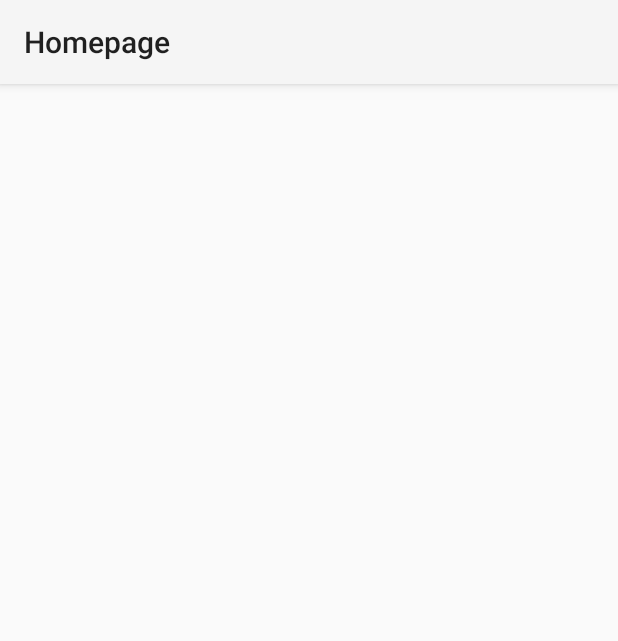
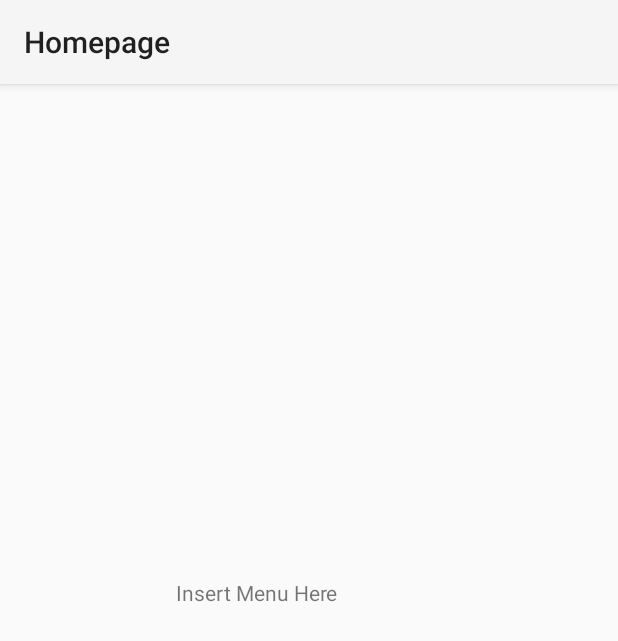
Before and after one commit to rachelr12343/Start-up, an Android app: the menu screen opened directly, with no data from a screen before it, on a phone screen of 412 x 824 dp. Shown: the top 641 px of the screen. Run offline under Robolectric (Android 15) with nearby library versions, the phone set to English and light mode, and no system bars.

Commit message:
Menu Button Added

```diff
--- a/app/src/main/res/layout/activity_menu.xml
+++ b/app/src/main/res/layout/activity_menu.xml
@@ -6,4 +6,13 @@
     android:layout_height="match_parent"
     tools:context=".menu">
 
+    <TextView
+        android:id="@+id/textView6"
+        android:layout_width="178dp"
+        android:layout_height="109dp"
+        android:text="Insert Menu Here"
+        app:layout_constraintBottom_toBottomOf="parent"
+        app:layout_constraintEnd_toEndOf="parent"
+        app:layout_constraintStart_toStartOf="parent"
+        app:layout_constraintTop_toTopOf="parent" />
 </androidx.constraintlayout.widget.ConstraintLayout>
```
Also changed, not shown: app/src/main/java/com/example/homepage/MainActivity.java (+11 -0 lines).
